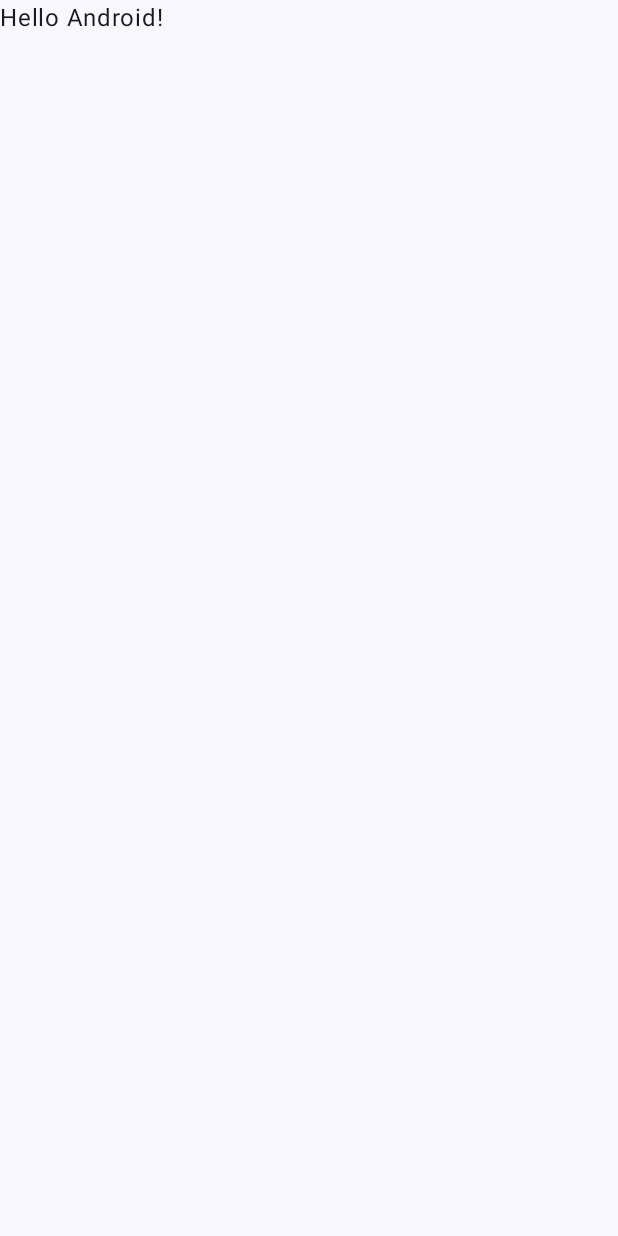
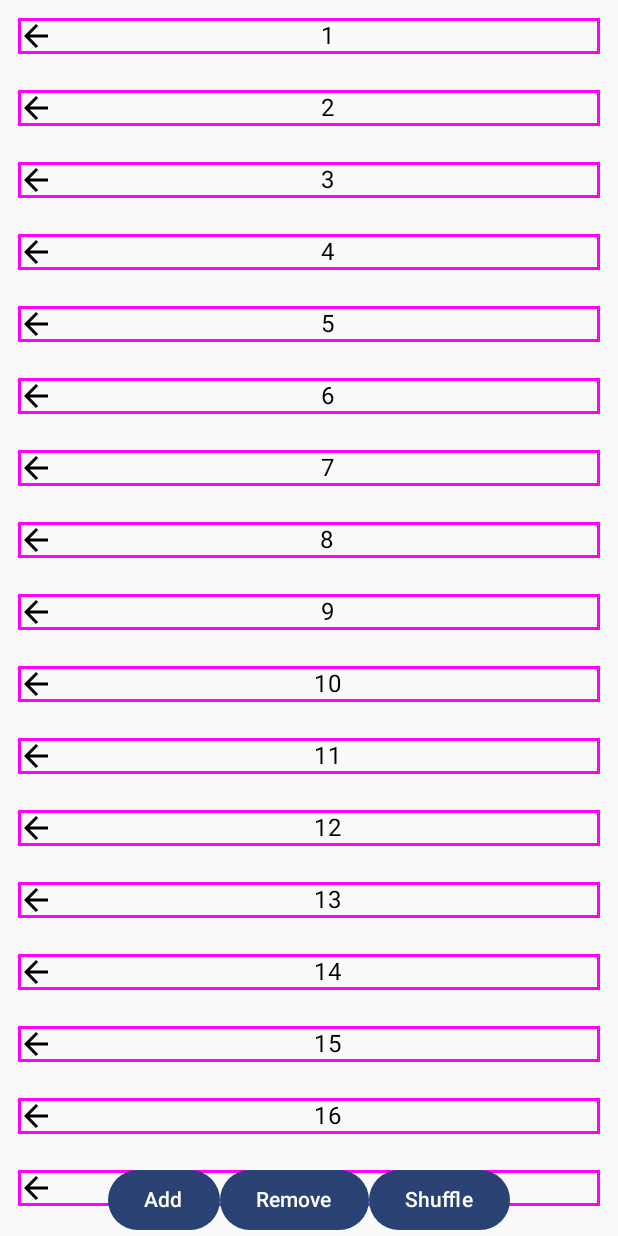
Before and after one commit to gabitovairat/yandex_practicum, an Android app built with Jetpack Compose: the screen it shows after launch (MainActivity), on a phone screen of 412 x 824 dp. Before the commit the screen is almost empty. Run offline under Robolectric (Android 15) with nearby library versions, the phone set to English and light mode, and no system bars.

Commit message:
- add vebinar1 LazyColumn and key

```diff
--- a/vebinar01_lazyColomn/app/src/main/java/com/gabitovairat/yplazycolomn/MainActivity.kt
+++ b/vebinar01_lazyColomn/app/src/main/java/com/gabitovairat/yplazycolomn/MainActivity.kt
@@ -4,13 +4,33 @@ import android.os.Bundle
 import androidx.activity.ComponentActivity
 import androidx.activity.compose.setContent
 import androidx.activity.enableEdgeToEdge
+import androidx.compose.foundation.ScrollState
+import androidx.compose.foundation.border
+import androidx.compose.foundation.layout.Box
+import androidx.compose.foundation.layout.Column
+import androidx.compose.foundation.layout.Row
 import androidx.compose.foundation.layout.fillMaxSize
+import androidx.compose.foundation.layout.fillMaxWidth
 import androidx.compose.foundation.layout.padding
-import androidx.compose.material3.Scaffold
+import androidx.compose.foundation.lazy.LazyColumn
+import androidx.compose.foundation.lazy.itemsIndexed
+import androidx.compose.foundation.verticalScroll
+import androidx.compose.material.icons.Icons
+import androidx.compose.material.icons.automirrored.filled.ArrowBack
+import androidx.compose.material3.Button
+import androidx.compose.material3.Icon
 import androidx.compose.material3.Text
 import androidx.compose.runtime.Composable
+import androidx.compose.runtime.getValue
+import androidx.compose.runtime.mutableStateOf
+import androidx.compose.runtime.remember
+import androidx.compose.runtime.setValue
+import androidx.compose.ui.Alignment
 import androidx.compose.ui.Modifier
+import androidx.compose.ui.graphics.Color
+import androidx.compose.ui.text.style.TextAlign
 import androidx.compose.ui.tooling.preview.Preview
+import androidx.compose.ui.unit.dp
 import com.gabitovairat.yplazycolomn.ui.theme.YPLazyColomnTheme
 
 class MainActivity : ComponentActivity() {
@@ -19,14 +39,87 @@ class MainActivity : ComponentActivity() {
         enableEdgeToEdge()
         setContent {
             YPLazyColomnTheme {
-                Scaffold(modifier = Modifier.fillMaxSize()) { innerPadding ->
-                    Greeting(
-                        name = "Android",
-                        modifier = Modifier.padding(innerPadding)
+                SimpleLazeColomn(
+                    (1..1000000).toList().map { it.toString() }.toMutableList()
+                )
+            }
+        }
+    }
+}
+
+//Дополнительное задание: сделаейте в списке расделы, т.е. прикрепленные заголовки
+//пример https://metanit.com/kotlin/jetpack/2.11.php
+
+@Composable
+fun SimpleLazeColomn(customItems: MutableList<String>) {
+    var photos by remember { mutableStateOf(customItems) }
+
+    Box {
+
+        LazyColumn (modifier = Modifier.fillMaxSize()) {
+            itemsIndexed(
+                items = photos,
+                key = { index, item -> item.toInt() }
+            ) { index, item ->
+                Row (modifier = Modifier
+                    .padding(12.dp)
+                    .border(2.dp, color = Color.Magenta)
+                ) {
+                    Icon(
+                        imageVector = Icons.AutoMirrored.Filled.ArrowBack,
+                        tint = Color.Black,
+                        contentDescription = "Back"
                     )
+                    Text(text = item, modifier = Modifier.fillMaxWidth(), textAlign = TextAlign.Center)
                 }
             }
         }
+
+        Row(modifier = Modifier.align(Alignment.BottomCenter)) {
+
+            Button(onClick = {
+                photos = photos.toMutableList().also {
+                    it.add(0, "666")
+                }
+            }){
+                Text(text = "Add")
+            }
+
+            Button(
+                onClick = {
+                    photos = photos.toMutableList().apply { this.drop(1) }
+                })
+            {
+                Text(text = "Remove")
+            }
+
+            Button(
+                onClick = {
+                    photos = photos.toMutableList().apply { this.shuffle() }
+                })
+            {
+                Text(text = "Shuffle")
+            }
+        }
+    }
+
+
+
+}
+
+
+@Composable
+fun SimpleColomnScreen() {
+    Column (
+        modifier = Modifier
+            .fillMaxSize()
+            .verticalScroll(ScrollState(0))
+    ) {
+      repeat(1000) { value ->
+          Row (modifier = Modifier.padding(12.dp)) {
+              Text(text = value.toString(), modifier = Modifier.fillMaxWidth(), textAlign = TextAlign.Center)
+          }
+      }
     }
 }
 
@@ -42,6 +135,8 @@ fun Greeting(name: String, modifier: Modifier = Modifier) {
 @Composable
 fun GreetingPreview() {
     YPLazyColomnTheme {
-        Greeting("Android")
+        SimpleLazeColomn(
+            (1..100).toList().map { it.toString() }.toMutableList()
+        )
     }
 }
```
